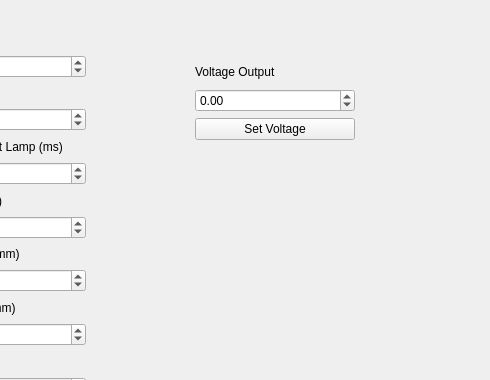
Before: the Qt Designer form src/ui/heatlampwidget.ui in BYUCreateResearchLab/CREATE_LAB_Binder_Jet_Printer, drawn with Qt 5; both pictures show x 575 to 1065 and y 0 to 380 of the 1065 by 673 pixel window.
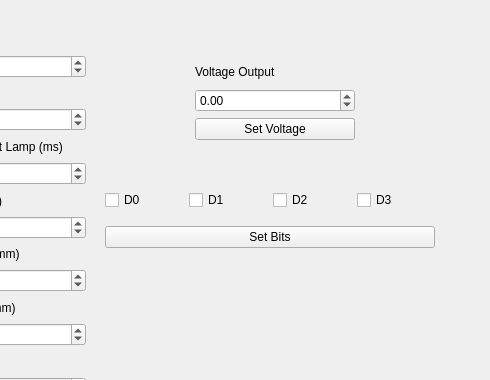
After: the same form once the commit is applied.

Commit message: added set bits to heatlamp widget

Patch:
```diff
--- a/src/ui/heatlampwidget.ui
+++ b/src/ui/heatlampwidget.ui
@@ -270,6 +270,57 @@
     </item>
    </layout>
   </widget>
+  <widget class="QWidget" name="verticalLayoutWidget_3">
+   <property name="geometry">
+    <rect>
+     <x>680</x>
+     <y>180</y>
+     <width>330</width>
+     <height>80</height>
+    </rect>
+   </property>
+   <layout class="QVBoxLayout" name="verticalLayout_3">
+    <item>
+     <layout class="QHBoxLayout" name="horizontalLayout_2">
+      <item>
+       <widget class="QCheckBox" name="D0Checkbox">
+        <property name="text">
+         <string>D0</string>
+        </property>
+       </widget>
+      </item>
+      <item>
+       <widget class="QCheckBox" name="D1Checkbox">
+        <property name="text">
+         <string>D1</string>
+        </property>
+       </widget>
+      </item>
+      <item>
+       <widget class="QCheckBox" name="D2Checkbox">
+        <property name="text">
+         <string>D2</string>
+        </property>
+       </widget>
+      </item>
+      <item>
+       <widget class="QCheckBox" name="D3Checkbox">
+        <property name="text">
+         <string>D3</string>
+        </property>
+       </widget>
+      </item>
+     </layout>
+    </item>
+    <item>
+     <widget class="QPushButton" name="setBitsButton">
+      <property name="text">
+       <string>Set Bits</string>
+      </property>
+     </widget>
+    </item>
+   </layout>
+  </widget>
  </widget>
  <resources/>
  <connections/>
```
The commit also changes 5 other files.
